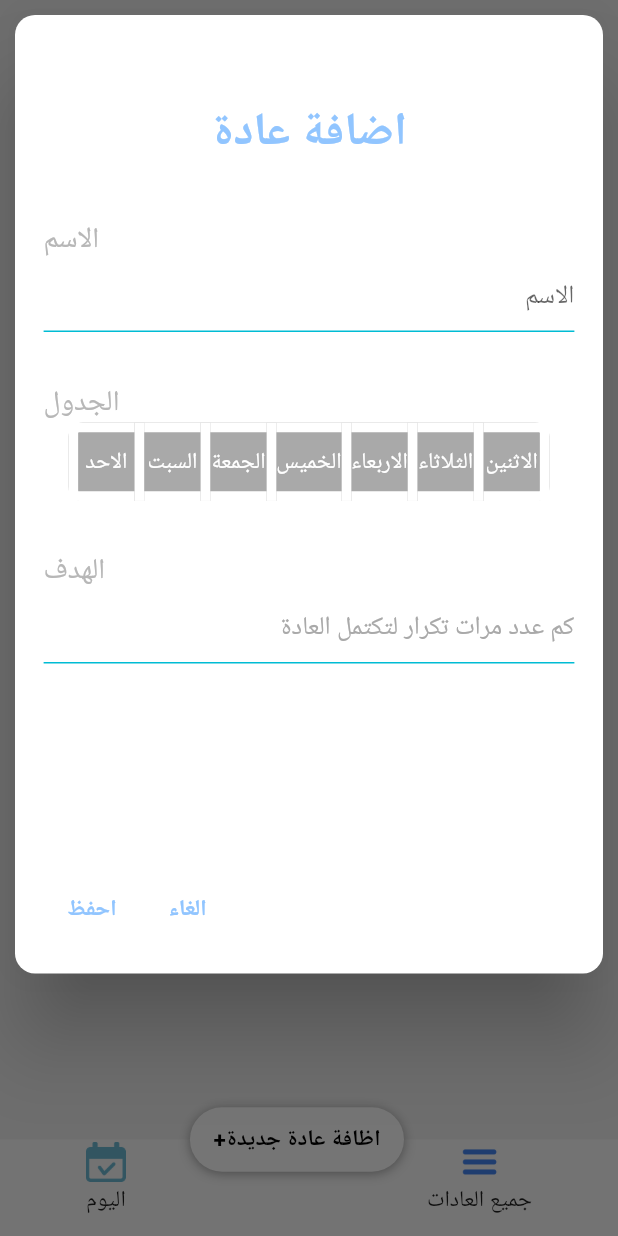
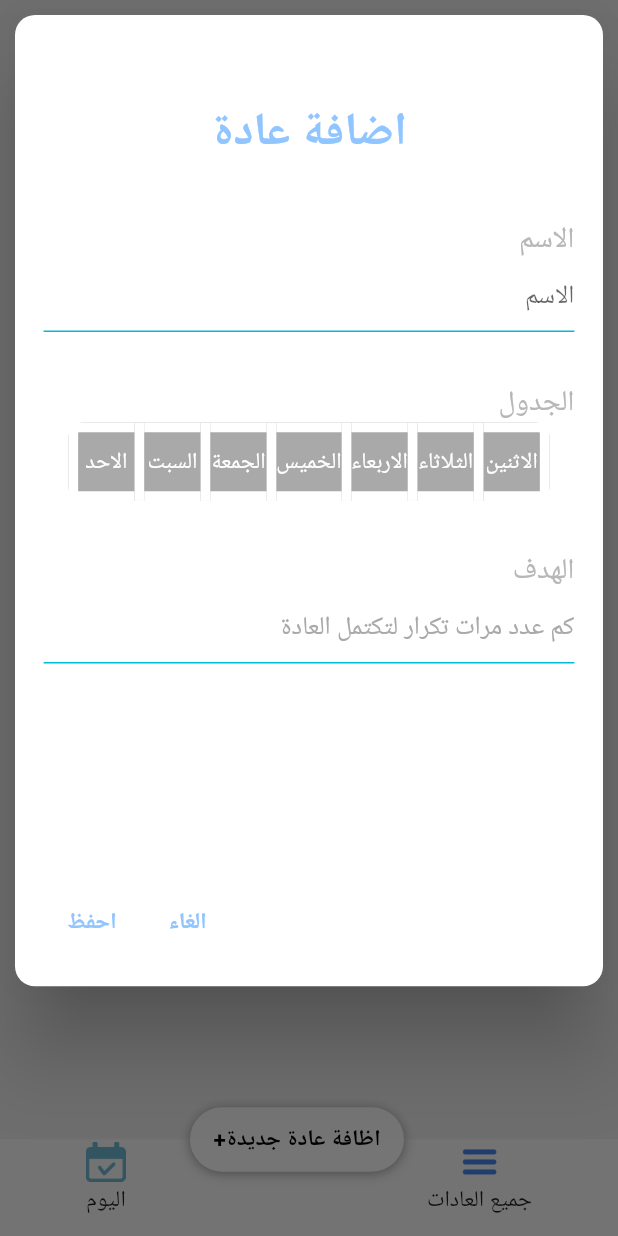
Before and after one commit to yusufmsabeh/Habit_Tracker_App, a Flutter app: the screen it shows after launch, after a tap on the "language" icon, after a tap on "اليوم", after a tap on "اظافة عادة جديدة+", on a phone screen of 412 x 824 dp. Run offline on Flutter 3.47's test engine with Material 2 defaults, Android fonts, the phone set to English and light mode, and no system bars; our stand-ins replace easy_localization, flutter_screenutil, fluttertoast, sqflite, syncfusion_flutter_gauges and 1 more; missing offline and left inert: dart:ffi; accounts and stored records are empty.

Commit message:
fix some problems

```diff
--- a/lib/HomePage.dart
+++ b/lib/HomePage.dart
@@ -93,11 +93,11 @@ class _HomePageState extends State<HomePage> {
           leading: currentIndex == 1
               ? GestureDetector(
                   onTap: () {
-                    tableHeight == 0 ? tableHeight = 500.h : tableHeight = 0;
+                    tableHeight == 0 ? tableHeight = 500.h : tableHeight = 0.h;
                     setState(() {});
                   },
                   child: Container(
-                    margin: EdgeInsets.all(40.w),
+                    margin: EdgeInsets.symmetric(horizontal: 40.w),
                     child: Row(
                       children: [
                         Text(
--- a/lib/Screens/AddHabitScreen.dart
+++ b/lib/Screens/AddHabitScreen.dart
@@ -70,7 +70,7 @@ class _AddHabitScreenState extends State<AddHabitScreen> {
           key: _formState,
           child: Container(
             margin: EdgeInsets.all(50.w),
-            height: context.locale.toString() == 'en' ? 1250.h : 1400.h,
+            height: context.locale.toString() == 'en' ? 1250.h : 1420.h,
             child: Column(
               children: [
                 Container(
@@ -85,7 +85,9 @@ class _AddHabitScreenState extends State<AddHabitScreen> {
                 ),
                 Container(
                   // margin: EdgeInsets.only(bottom: 20.w),
-                  alignment: Alignment.centerLeft,
+                  alignment: context.locale.toString() == 'en'
+                      ? Alignment.centerLeft
+                      : Alignment.centerRight,
                   child: Text(
                     "Name".tr(),
                     style: TextStyle(
@@ -113,7 +115,9 @@ class _AddHabitScreenState extends State<AddHabitScreen> {
                     )),
                 Container(
                   // margin: EdgeInsets.only(bottom: 20.w),
-                  alignment: Alignment.centerLeft,
+                  alignment: context.locale.toString() == 'en'
+                      ? Alignment.centerLeft
+                      : Alignment.centerRight,
                   child: Text(
                     "Schedule".tr(),
                     style: TextStyle(
@@ -129,7 +133,9 @@ class _AddHabitScreenState extends State<AddHabitScreen> {
                 ),
                 Container(
                     // margin: EdgeInsets.only(bottom: 20.w),
-                    alignment: Alignment.centerLeft,
+                    alignment: context.locale.toString() == 'en'
+                        ? Alignment.centerLeft
+                        : Alignment.centerRight,
                     child: Text(
                       "Target".tr(),
                       style: TextStyle(
--- a/lib/Widgets.dart/CustomToggleButton.dart
+++ b/lib/Widgets.dart/CustomToggleButton.dart
@@ -59,7 +59,9 @@ class CustomToggleButton extends FormField<bool> {
                             style: TextStyle(
                                 color: Color.fromARGB(255, 194, 32, 20),
                                 fontSize: 36.sp),
-                            textAlign: TextAlign.left,
+                            textAlign: State.context.locale.toString() == 'en'
+                                ? TextAlign.left
+                                : TextAlign.right,
                           ),
                         )
                       : SizedBox()
```
